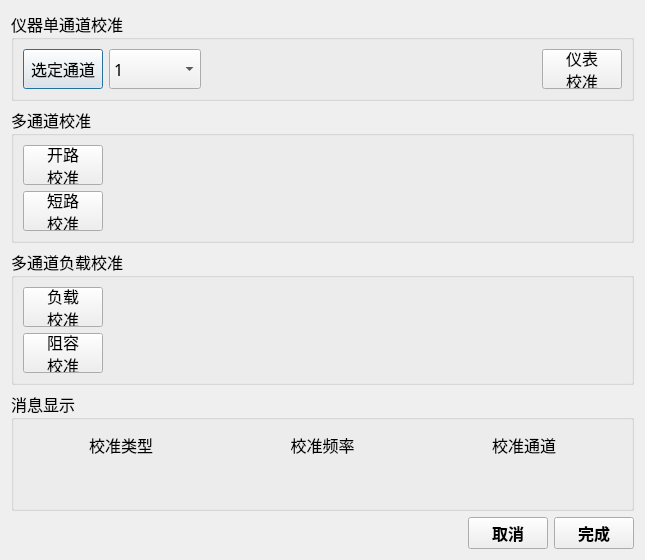
caicaiking/WKEFactoryView2014, file MulitChannalBox/clsCalibration.ui: the form before one commit.
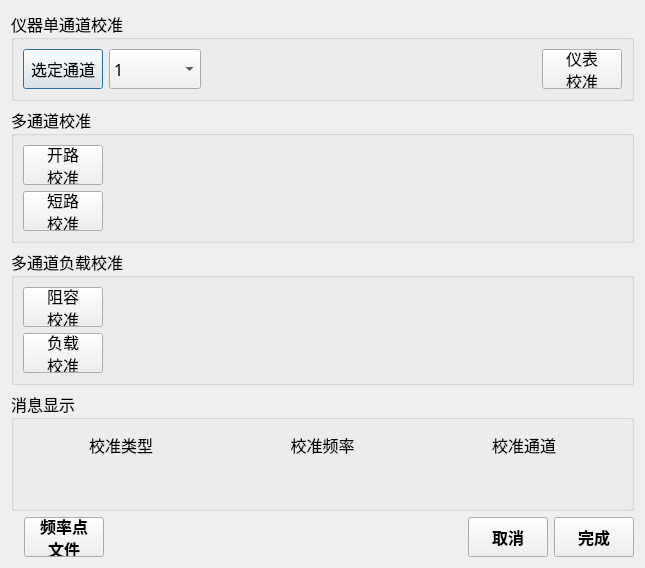
The form after the commit. Icons and pictures are not drawn. Custom widgets are drawn as their Qt base class.

The edit to the form file:
```diff
--- a/MulitChannalBox/clsCalibration.ui
+++ b/MulitChannalBox/clsCalibration.ui
@@ -287,53 +287,6 @@
           <string>多通道负载校准</string>
          </property>
          <layout class="QVBoxLayout" name="verticalLayout_5">
-          <item>
-           <layout class="QHBoxLayout" name="horizontalLayout_6" stretch="0,10">
-            <item>
-             <widget class="QPushButton" name="btnLoadTrim">
-              <property name="minimumSize">
-               <size>
-                <width>0</width>
-                <height>40</height>
-               </size>
-              </property>
-              <property name="font">
-               <font>
-                <family>楷体</family>
-                <pointsize>12</pointsize>
-                <weight>50</weight>
-                <bold>false</bold>
-               </font>
-              </property>
-              <property name="text">
-               <string>负载
-校准</string>
-              </property>
-             </widget>
-            </item>
-            <item>
-             <widget class="QLabel" name="lblHFTrim">
-              <property name="minimumSize">
-               <size>
-                <width>0</width>
-                <height>32</height>
-               </size>
-              </property>
-              <property name="font">
-               <font>
-                <family>楷体</family>
-                <pointsize>12</pointsize>
-                <weight>50</weight>
-                <bold>false</bold>
-               </font>
-              </property>
-              <property name="text">
-               <string/>
-              </property>
-             </widget>
-            </item>
-           </layout>
-          </item>
           <item>
            <layout class="QHBoxLayout" name="horizontalLayout_8" stretch="0,1">
             <item>
@@ -381,6 +334,53 @@
             </item>
            </layout>
           </item>
+          <item>
+           <layout class="QHBoxLayout" name="horizontalLayout_6" stretch="0,10">
+            <item>
+             <widget class="QPushButton" name="btnLoadTrim">
+              <property name="minimumSize">
+               <size>
+                <width>0</width>
+                <height>40</height>
+               </size>
+              </property>
+              <property name="font">
+               <font>
+                <family>楷体</family>
+                <pointsize>12</pointsize>
+                <weight>50</weight>
+                <bold>false</bold>
+               </font>
+              </property>
+              <property name="text">
+               <string>负载
+校准</string>
+              </property>
+             </widget>
+            </item>
+            <item>
+             <widget class="QLabel" name="lblHFTrim">
+              <property name="minimumSize">
+               <size>
+                <width>0</width>
+                <height>32</height>
+               </size>
+              </property>
+              <property name="font">
+               <font>
+                <family>楷体</family>
+                <pointsize>12</pointsize>
+                <weight>50</weight>
+                <bold>false</bold>
+               </font>
+              </property>
+              <property name="text">
+               <string/>
+              </property>
+             </widget>
+            </item>
+           </layout>
+          </item>
          </layout>
         </widget>
        </item>
@@ -548,7 +548,29 @@
          <item>
           <widget class="ClickedLabel" name="lblswtich">
            <property name="text">
-            <string>           </string>
+            <string/>
+           </property>
+          </widget>
+         </item>
+         <item>
+          <widget class="QPushButton" name="btnMultiFreq">
+           <property name="minimumSize">
+            <size>
+             <width>0</width>
+             <height>40</height>
+            </size>
+           </property>
+           <property name="font">
+            <font>
+             <family>楷体</family>
+             <pointsize>12</pointsize>
+             <weight>75</weight>
+             <bold>true</bold>
+            </font>
+           </property>
+           <property name="text">
+            <string>频率点
+文件</string>
            </property>
           </widget>
          </item>
@@ -570,7 +592,7 @@
            <property name="minimumSize">
             <size>
              <width>0</width>
-             <height>32</height>
+             <height>40</height>
             </size>
            </property>
            <property name="font">
@@ -591,7 +613,7 @@
            <property name="minimumSize">
             <size>
              <width>0</width>
-             <height>32</height>
+             <height>40</height>
             </size>
            </property>
            <property name="font">
```
Left out of the diff: 2 changed lines with no effect on the pictures.
